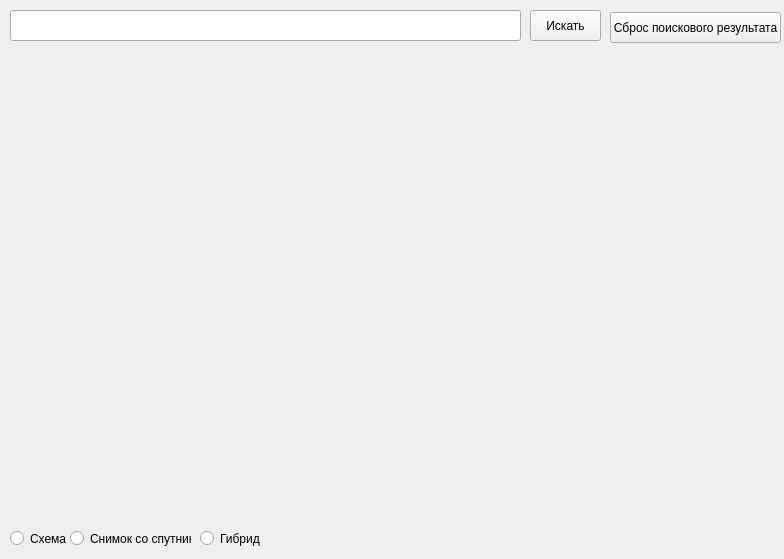
Above: map.ui from MaxVorosh/Project-of-Static-Maps before the change. Below: the same form after it.
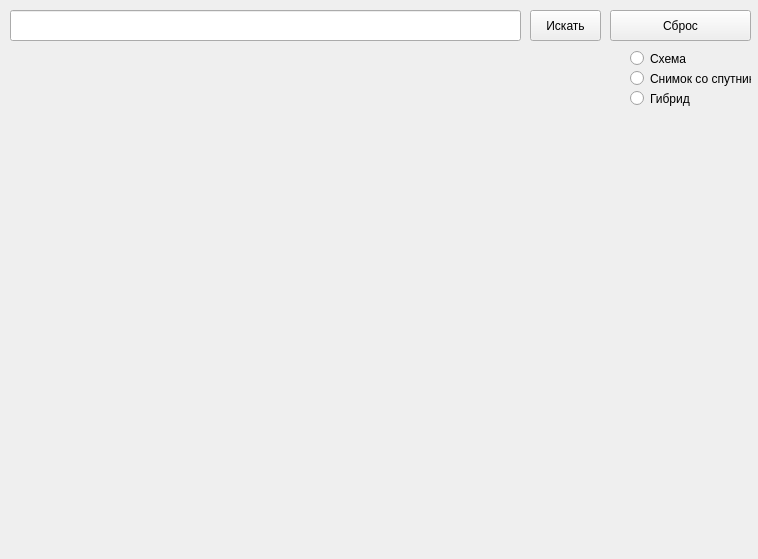
That is the form after the change.

Patch:
```diff
--- a/map.ui
+++ b/map.ui
@@ -6,7 +6,7 @@
    <rect>
     <x>0</x>
     <y>0</y>
-    <width>784</width>
+    <width>758</width>
     <height>559</height>
    </rect>
   </property>
@@ -55,8 +55,8 @@
   <widget class="QRadioButton" name="radioButton">
    <property name="geometry">
     <rect>
-     <x>10</x>
-     <y>530</y>
+     <x>630</x>
+     <y>50</y>
      <width>82</width>
      <height>17</height>
     </rect>
@@ -74,8 +74,8 @@
   <widget class="QRadioButton" name="radioButton_2">
    <property name="geometry">
     <rect>
-     <x>70</x>
-     <y>530</y>
+     <x>630</x>
+     <y>70</y>
      <width>121</width>
      <height>17</height>
     </rect>
@@ -93,8 +93,8 @@
   <widget class="QRadioButton" name="radioButton_3">
    <property name="geometry">
     <rect>
-     <x>200</x>
-     <y>530</y>
+     <x>630</x>
+     <y>90</y>
      <width>82</width>
      <height>17</height>
     </rect>
@@ -109,17 +109,30 @@
     <string notr="true">buttonGroup</string>
    </attribute>
   </widget>
+  <widget class="QLabel" name="address">
+   <property name="geometry">
+    <rect>
+     <x>10</x>
+     <y>510</y>
+     <width>601</width>
+     <height>31</height>
+    </rect>
+   </property>
+   <property name="text">
+    <string/>
+   </property>
+  </widget>
   <widget class="QPushButton" name="pushButton">
    <property name="geometry">
     <rect>
      <x>610</x>
-     <y>12</y>
-     <width>171</width>
+     <y>10</y>
+     <width>141</width>
      <height>31</height>
     </rect>
    </property>
    <property name="text">
-    <string>Сброс поискового результата</string>
+    <string>Сброс</string>
    </property>
   </widget>
  </widget>
```
